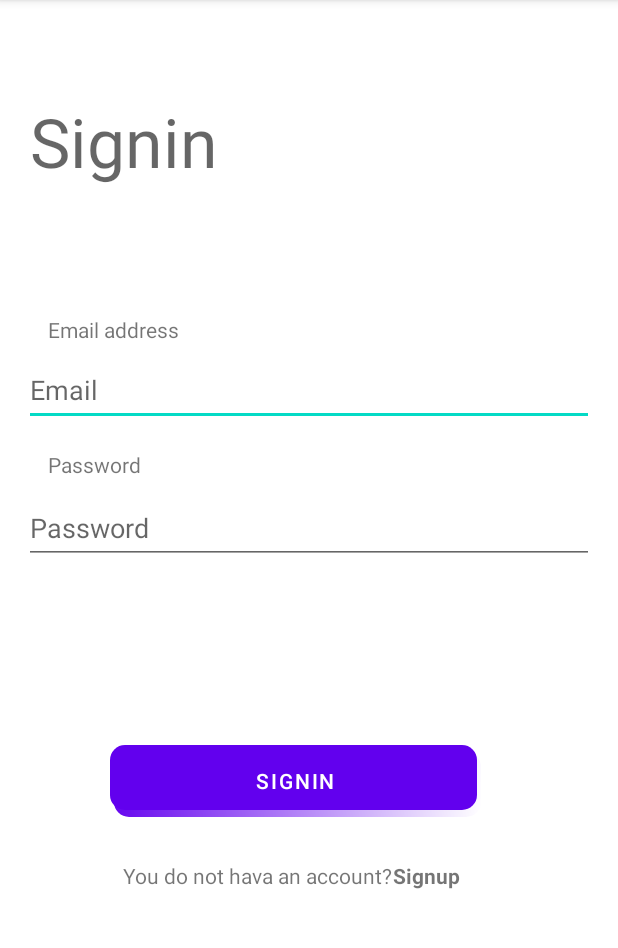
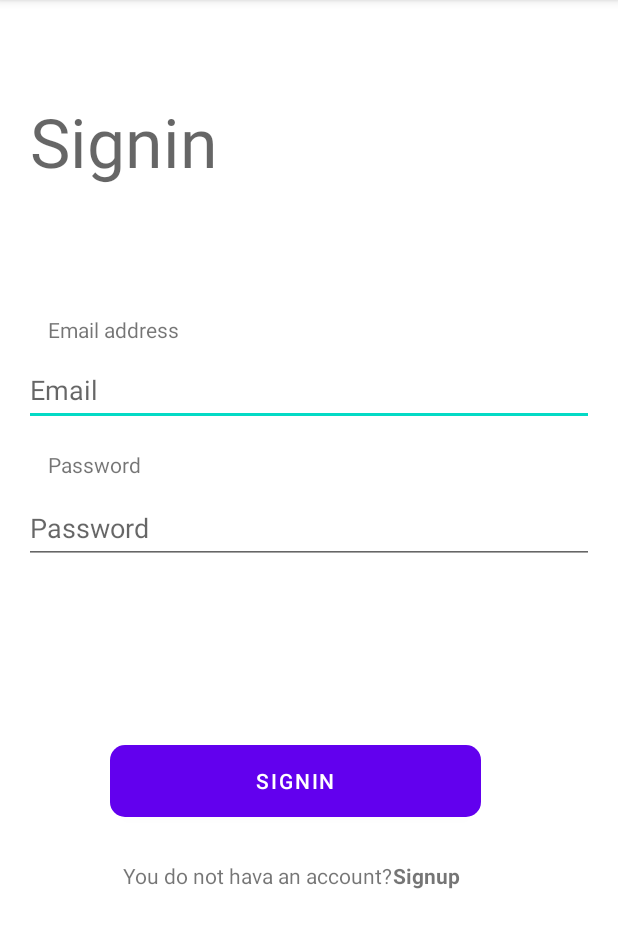
Before and after one commit to AyaHassanAbdelghany/Saw2na, an Android app: the screen it shows after launch (SigninActivity), on a phone screen of 412 x 824 dp, the part 84-1032 px from its top. Run offline under Robolectric (Android 15) with nearby library versions, the phone set to English and light mode, and no system bars.

Commit message:
RemoteSource update

```diff
--- a/app/src/main/java/com/example/mcommerceapp/view/ui/signin/SigninActivity.kt
+++ b/app/src/main/java/com/example/mcommerceapp/view/ui/signin/SigninActivity.kt
@@ -4,9 +4,10 @@ import android.content.Intent
 import androidx.appcompat.app.AppCompatActivity
 import android.os.Bundle
 import android.util.Log
-import android.view.View
 import com.example.mcommerceapp.R
 import com.example.mcommerceapp.databinding.ActivitySigninBinding
+import com.example.mcommerceapp.model.remote_source.RemoteSource
+import com.example.mcommerceapp.model.shopify_repository.ShopifyRepo
 import com.example.mcommerceapp.view.ui.signup.SignUpActivity
 
 
@@ -33,5 +34,8 @@ class SigninActivity : AppCompatActivity() {
         signup.setOnClickListener{
             startActivity(Intent(this , SignUpActivity::class.java))
         }
+
+
+
     }
 }
--- a/app/src/main/res/drawable/myrect.xml
+++ b/app/src/main/res/drawable/myrect.xml
@@ -1,21 +1,21 @@
 <?xml version="1.0" encoding="utf-8"?>
 <layer-list xmlns:android="http://schemas.android.com/apk/res/android">
-    <!-- Gray shadow. -->
-    <item android:left="3dp" android:top="5dp">
-        <!-- res/drawable/myrect.xml -->
-        <shape xmlns:android="http://schemas.android.com/apk/res/android"
-            android:shape="rectangle">
-            <gradient
-                android:angle="135"
-                android:endColor="#000000"
-                android:startColor="#000D6DBC"
-                android:type="linear" />
-            <corners android:radius="10dp" />
-        </shape>
+<!--    &lt;!&ndash; Gray shadow. &ndash;&gt;-->
+<!--    <item android:left="3dp" android:top="5dp">-->
+<!--        &lt;!&ndash; res/drawable/myrect.xml &ndash;&gt;-->
+<!--        <shape xmlns:android="http://schemas.android.com/apk/res/android"-->
+<!--            android:shape="rectangle">-->
+<!--            <gradient-->
+<!--                android:angle="135"-->
+<!--                android:endColor="#000000"-->
+<!--                android:startColor="#000D6DBC"-->
+<!--                android:type="linear" />-->
+<!--            <corners android:radius="10dp" />-->
+<!--        </shape>-->
 
-    </item>
-    <!-- White foreground. -->
-    <item android:bottom="5dp" android:right="3dp">
+<!--    </item>-->
+<!--    &lt;!&ndash; White foreground. &ndash;&gt;-->
+    <item>
         <!-- res/drawable/myrect.xml -->
         <shape xmlns:android="http://schemas.android.com/apk/res/android"
             android:shape="rectangle">
--- a/app/src/main/res/layout/activity_signin.xml
+++ b/app/src/main/res/layout/activity_signin.xml
@@ -20,6 +20,9 @@
         android:layout_marginTop="16dp"
         android:layout_marginBottom="64dp"
         android:background="@drawable/myrect"
+        android:elevation="5dp"
+        android:outlineAmbientShadowColor="@color/black"
+        android:outlineSpotShadowColor="@color/black"
         android:text="@string/Signin"
         app:layout_constraintBottom_toBottomOf="parent"
         app:layout_constraintEnd_toEndOf="parent"
```
